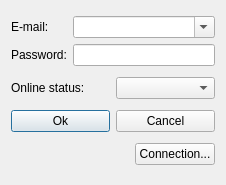
This is src/logindialog.ui in Maximuzzzzz/myagent-im as Qt 5 draws it before an edit. The edited form follows.
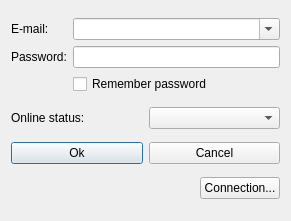
This is the edited form. Icons and pictures are not drawn.

Commit message: - Fixed bugs with adding, editing and removing groups - Fixed bug with renaming contacts - Remembering passwords - Sorting groups - New algorithm of file transferring

```diff
--- a/src/logindialog.ui
+++ b/src/logindialog.ui
@@ -6,8 +6,8 @@
    <rect>
     <x>0</x>
     <y>0</y>
-    <width>226</width>
-    <height>185</height>
+    <width>291</width>
+    <height>221</height>
    </rect>
   </property>
   <property name="windowTitle">
@@ -48,6 +48,16 @@
        </property>
       </widget>
      </item>
+     <item row="2" column="1">
+      <widget class="QCheckBox" name="savePass">
+       <property name="toolTip">
+        <string/>
+       </property>
+       <property name="text">
+        <string>Remember password</string>
+       </property>
+      </widget>
+     </item>
     </layout>
    </item>
    <item>
```
The commit also changes 31 other files.
